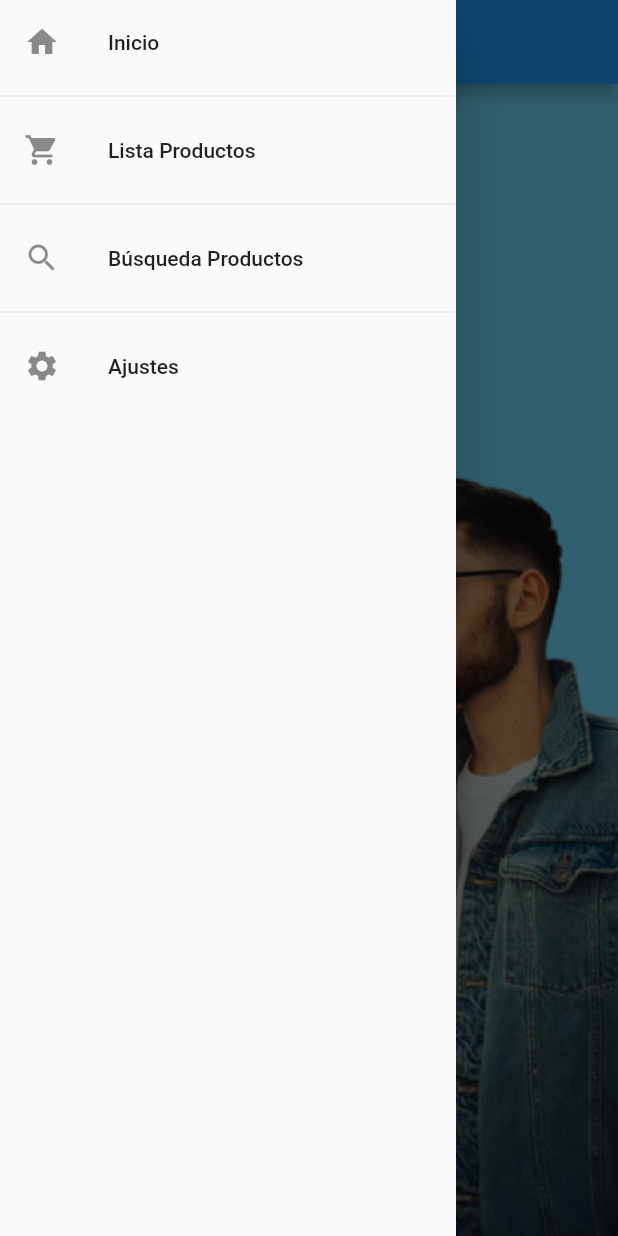
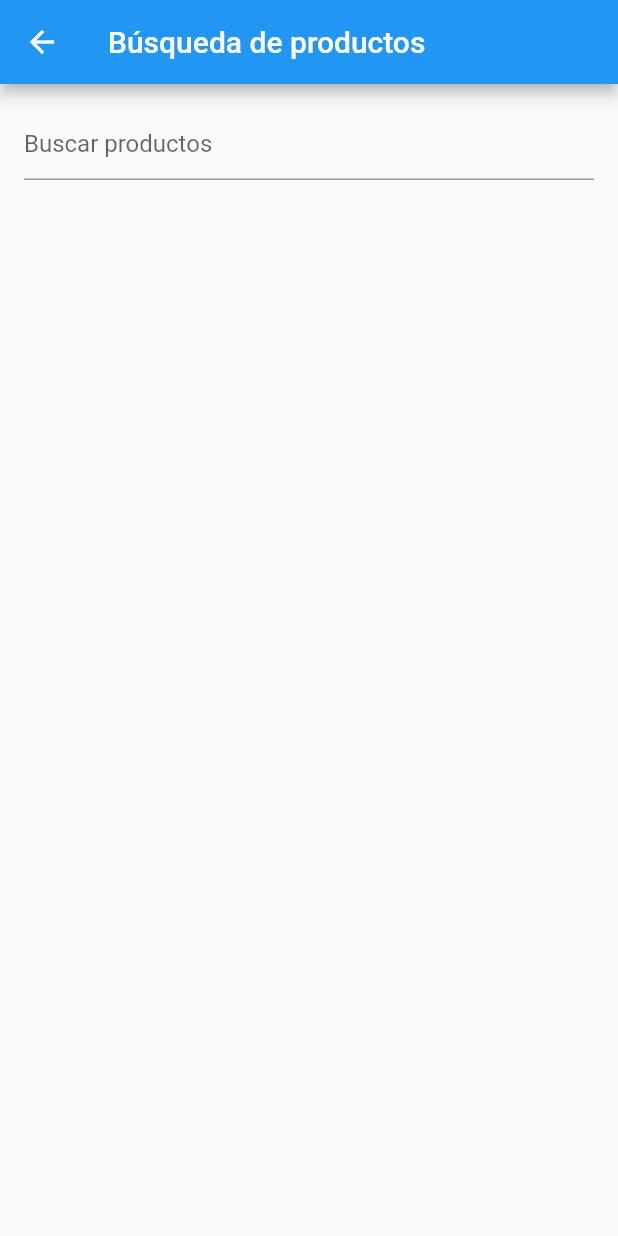
Before and after one commit to davidcafor/TFG_DAM, a Flutter app: the screen it shows after launch, in the side drawer, after a tap on "Búsqueda Productos", on a phone screen of 412 x 824 dp. Run offline on Flutter 3.47's test engine with Material 2 defaults, Android fonts, the phone set to English and light mode, and no system bars; our stand-ins replace shared_preferences.

```diff
--- a/MOBILE/modus/lib/main.dart
+++ b/MOBILE/modus/lib/main.dart
@@ -1,5 +1,6 @@
 import 'package:flutter/material.dart';
 import 'package:modus/pages/ajustes.dart';
+import 'package:modus/pages/busqueda.dart';
 import 'package:modus/pages/detalle.dart';
 import 'package:modus/pages/home.dart';
 import 'package:modus/pages/listado.dart';
@@ -23,7 +24,7 @@ class MyState extends StatelessWidget {
       providers: [
         ChangeNotifierProvider(create: (_) => ProductoProvider()),
         ChangeNotifierProvider(create: (_) => TiendaProvider()),
-        ChangeNotifierProvider(create: (_) => InventarioProvider())
+        ChangeNotifierProvider(create: (_) => InventarioProvider()),
       ],
       child: MyApp(),
     );
@@ -44,7 +45,8 @@ class MyApp extends StatelessWidget {
         'home': (context) => Home(),
         'listado' : (context) => Listado(),
         'ajustes' : (context) => Ajustes(),
-        'detalle': (context) => Detalle()
+        'detalle': (context) => Detalle(),
+        'busqueda' : (context) => Busqueda()
       },
       initialRoute: 'home'
     );
--- /dev/null
+++ b/MOBILE/modus/lib/pages/busqueda.dart
@@ -0,0 +1,81 @@
+import 'package:flutter/material.dart';
+import 'package:provider/provider.dart';
+
+import '../models/producto.dart';
+import '../providers/producto_provider.dart';
+
+class Busqueda extends StatefulWidget {
+  const Busqueda({Key? key}) : super(key: key);
+
+  @override
+  State<Busqueda> createState() => _BusquedaState();
+}
+
+class _BusquedaState extends State<Busqueda> {
+  final TextEditingController _searchController = TextEditingController();
+  List<Producto> _searchProducts = [];
+  bool _isLoading = false;
+
+  @override
+  Widget build(BuildContext context) {
+    final provider = Provider.of<ProductoProvider>(context, listen: false);
+
+    return Scaffold(
+      appBar: AppBar(
+        title: Text('Búsqueda de productos'),
+      ),
+      body: Column(
+        children: [
+          Padding(
+            padding: EdgeInsets.all(16.0),
+            child: TextField(
+              controller: _searchController,
+              //onSubmitted: (value) async {
+              onChanged: (value) async {
+                setState(() {
+                  _isLoading = true;
+                });
+
+                if (value.isEmpty) {
+                  setState(() {
+                    _searchProducts = [];
+                  });
+                } else {
+                  _searchProducts = await provider.listaProductosQuery(value);
+                }
+                setState(() {
+                  _isLoading = false;
+                });
+              },
+              decoration: InputDecoration(
+                hintText: 'Buscar productos',
+              ),
+            ),
+          ),
+          _isLoading
+              ? CircularProgressIndicator()
+              : Expanded(
+                  child: ListView.separated(
+                    itemCount: _searchProducts.length,
+                    separatorBuilder: (BuildContext context, int index) =>
+                        Divider(),
+                    itemBuilder: (BuildContext context, int index) {
+                      final product = _searchProducts[index];
+                      return ListTile(
+                        title: Text(product.nombre),
+                        subtitle: Column(
+                          crossAxisAlignment: CrossAxisAlignment.start,
+                          children: [
+                            Text('ID: ${product.id}'),
+                            Text('Precio: \$${product.precio}€'),
+                          ],
+                        ),
+                      );
+                    },
+                  ),
+                ),
+        ],
+      ),
+    );
+  }
+}
--- a/MOBILE/modus/lib/pages/listado.dart
+++ b/MOBILE/modus/lib/pages/listado.dart
@@ -11,7 +11,6 @@ import 'package:provider/provider.dart';
 
 class Listado extends StatefulWidget {
   const Listado({Key? key}) : super(key: key);
-
 
   @override
   State<Listado> createState() => _ListadoState();
@@ -29,7 +28,7 @@ class _ListadoState extends State<Listado> {
         title: Text('Listado Productos'),
       ),
       drawer: Menu(),
-      body: FutureBuilder(
+      body: FutureBuilder<List<Producto>>(
         future: provider.listaProductos(),
           builder: (BuildContext context, AsyncSnapshot<List<Producto>> snapshot) {
             if(snapshot.hasData){
--- a/MOBILE/modus/lib/providers/inventario_provider.dart
+++ b/MOBILE/modus/lib/providers/inventario_provider.dart
@@ -28,12 +28,6 @@ class InventarioProvider with ChangeNotifier {
     };
     var response = await http.get(url, headers: headers);
 
-    //print(response.body);
-
-    //List<Inventario> listaInventario = InventarioResponse.fromJson(jsonDecode(response.body)).list;
-    /*List<Inventario> listaInventario = List<Inventario>.from(jsonDecode(response.body).map((x) => Inventario.fromJson(x)));
-    print(listaInventario);
-*/
     var jsonData = jsonDecode(response.body);
     InventarioResponse inventarioResponse = InventarioResponse.fromJson(jsonData);
     List<Inventario> listaInventario = inventarioResponse.list;
--- a/MOBILE/modus/lib/widgets/menu.dart
+++ b/MOBILE/modus/lib/widgets/menu.dart
@@ -28,7 +28,7 @@ class Menu extends StatelessWidget {
             leading: Icon(Icons.search),
             title: Text('Búsqueda Productos'),
             onTap: () {
-              // Acción al seleccionar la opción 2
+              Navigator.pushNamed(context, 'busqueda');
             },
           ),
           Divider(), // Línea separadora
```
Also changed, not shown: MOBILE/modus/lib/pages/detalle.dart (+2 -12 lines), MOBILE/modus/lib/providers/producto_provider.dart (+18 -0 lines), MOBILE/modus/lib/pages/ajustes.dart (line endings or trailing spaces), MOBILE/modus/lib/providers/tienda_provider.dart (line endings or trailing spaces).
